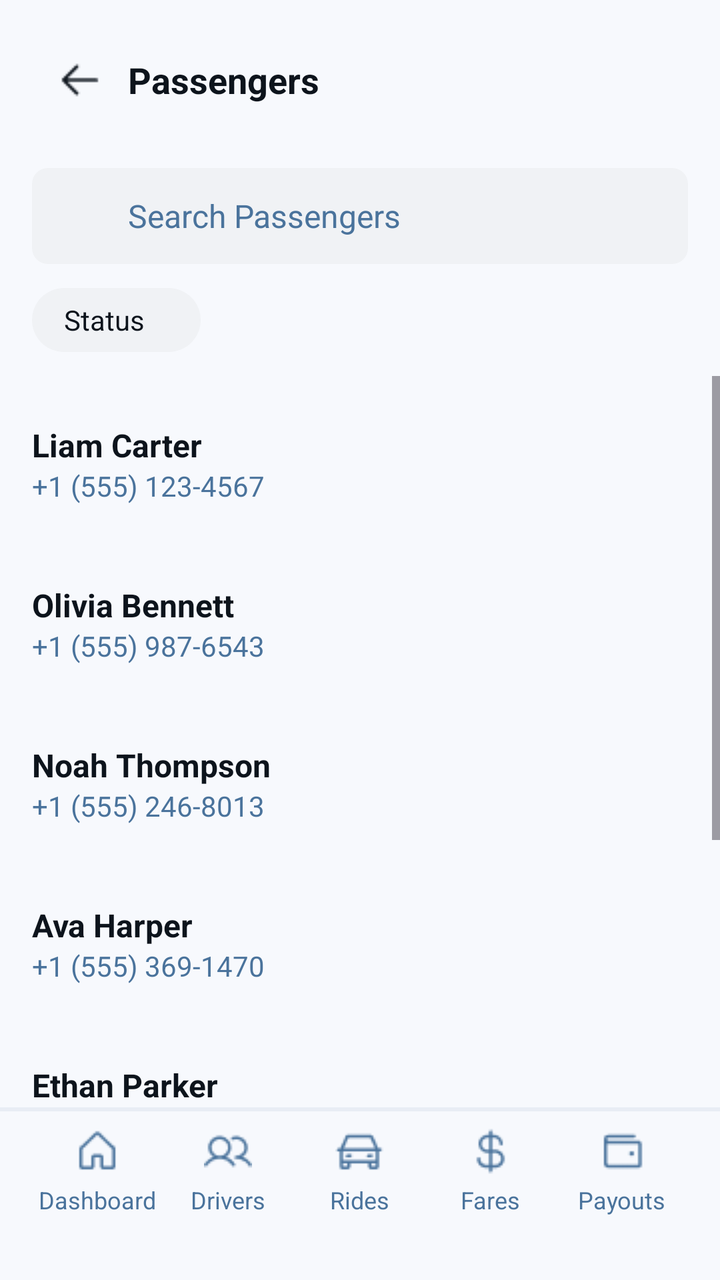
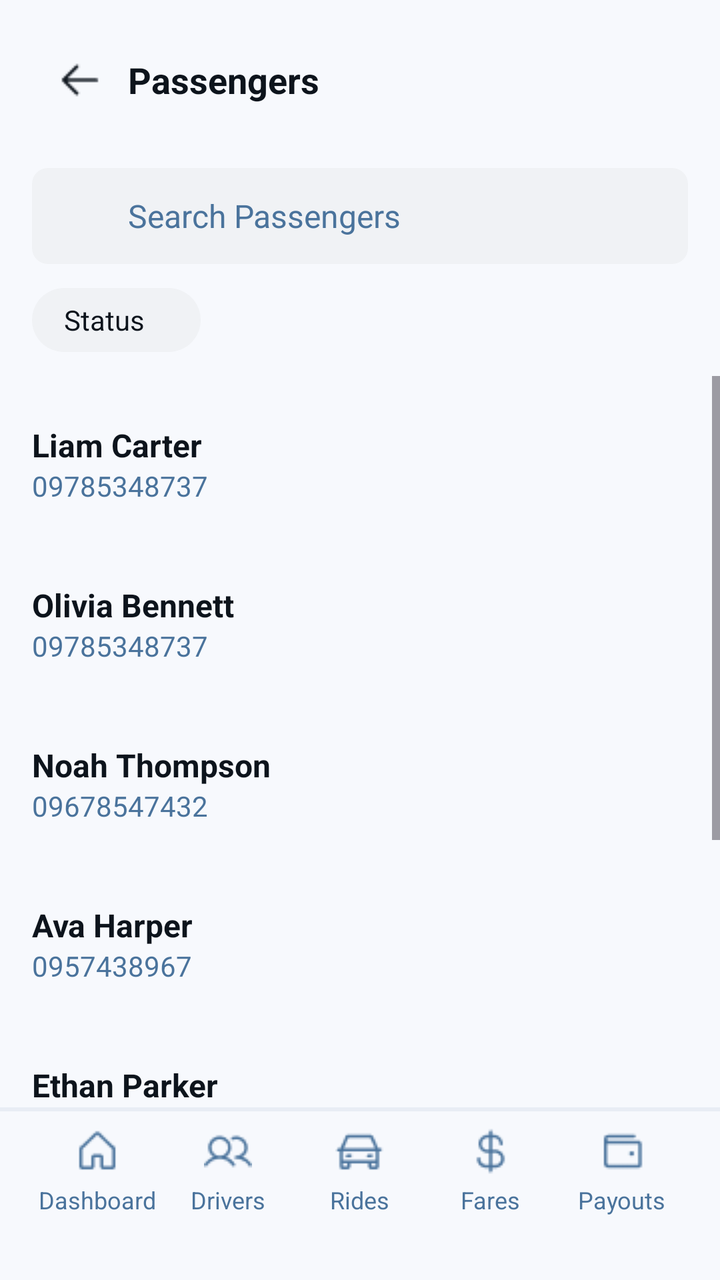

Compare the two renders of this Android layout. The source of the first and the diff that turns it into the second are given below.
<!-- AndroidManifest.xml: application theme Theme.Tricycle_app -->
<!-- res/layout/adminpassenger.xml -->
<?xml version="1.0" encoding="utf-8"?>
<LinearLayout xmlns:android="http://schemas.android.com/apk/res/android"
    android:layout_width="match_parent"
    android:layout_height="match_parent"
    android:orientation="vertical"
    android:background="#F7F9FD">

    <LinearLayout
        android:layout_width="match_parent"
        android:layout_height="wrap_content"
        android:orientation="vertical"
        android:background="#F7F9FD"
        android:paddingBottom="12dp">

        <LinearLayout
            android:layout_width="match_parent"
            android:layout_height="wrap_content"
            android:orientation="horizontal"
            android:gravity="center_vertical"
            android:paddingTop="16dp"
            android:paddingBottom="8dp"
            android:paddingStart="16dp"
            android:paddingEnd="16dp">

            <LinearLayout
                android:id="@+id/btnBack"
                android:layout_width="48dp"
                android:layout_height="48dp"
                android:gravity="center"
                android:clickable="true"
                android:focusable="true">

                <View
                    android:layout_width="24dp"
                    android:layout_height="24dp"
                    android:background="@drawable/arrow" />
            </LinearLayout>

            <TextView
                android:layout_width="wrap_content"
                android:layout_height="wrap_content"
                android:text="Passengers"
                android:textSize="18sp"
                android:textStyle="bold"
                android:textColor="#0D141C"
                android:paddingEnd="48dp"/>
        </LinearLayout>

        <LinearLayout
            android:layout_width="match_parent"
            android:layout_height="wrap_content"
            android:paddingStart="16dp"
            android:paddingEnd="16dp"
            android:paddingTop="12dp"
            android:paddingBottom="12dp">

            <LinearLayout
                android:layout_width="match_parent"
                android:layout_height="48dp"
                android:orientation="horizontal"
                android:gravity="center_vertical"
                android:background="@drawable/bg_rounded_light_grey"
                android:paddingStart="16dp">

                <View
                    android:layout_width="24dp"
                    android:layout_height="24dp"
                    android:background="@android:color/transparent"/>

                <TextView
                    android:layout_width="wrap_content"
                    android:layout_height="wrap_content"
                    android:text="Search Passengers"
                    android:textSize="16sp"
                    android:textColor="#4A739C"
                    android:layout_marginStart="8dp"/>
            </LinearLayout>
        </LinearLayout>

        <LinearLayout
            android:layout_width="match_parent"
            android:layout_height="wrap_content"
            android:paddingStart="16dp"
            android:paddingEnd="16dp">

            <LinearLayout
                android:layout_width="wrap_content"
                android:layout_height="32dp"
                android:orientation="horizontal"
                android:gravity="center_vertical"
                android:background="@drawable/bg_pill_grey"
                android:paddingStart="16dp"
                android:paddingEnd="8dp">

                <TextView
                    android:layout_width="wrap_content"
                    android:layout_height="wrap_content"
                    android:text="Status"
                    android:textSize="14sp"
                    android:textColor="#0D141C"/>

                <View
                    android:layout_width="20dp"
                    android:layout_height="match_parent"
                    android:background="@android:color/transparent"/>
            </LinearLayout>
        </LinearLayout>
    </LinearLayout>

    <ScrollView
        android:layout_width="match_parent"
        android:layout_height="0dp"
        android:layout_weight="1"
        android:fillViewport="true">

        <LinearLayout
            android:layout_width="match_parent"
            android:layout_height="wrap_content"
            android:orientation="vertical"
            android:paddingBottom="16dp">

            <LinearLayout
                android:layout_width="match_parent"
                android:layout_height="72dp"
                android:orientation="horizontal"
                android:gravity="center_vertical"
                android:background="#F7F9FD"
                android:paddingStart="16dp"
                android:paddingEnd="16dp"
                android:layout_marginTop="8dp">

                <LinearLayout
                    android:layout_width="0dp"
                    android:layout_weight="1"
                    android:layout_height="wrap_content"
                    android:orientation="vertical">
                    <TextView
                        android:layout_width="wrap_content"
                        android:layout_height="wrap_content"
                        android:text="Liam Carter"
                        android:textSize="16sp"
                        android:textStyle="bold"
                        android:textColor="#0D141C"/>
                    <TextView
                        android:layout_width="wrap_content"
                        android:layout_height="wrap_content"
                        android:text="+1 (555) 123-4567"
                        android:textSize="14sp"
                        android:textColor="#4A739C"/>
                </LinearLayout>

                <LinearLayout
                    android:layout_width="28dp"
                    android:layout_height="match_parent"
                    android:gravity="center">
                    <View
                        android:layout_width="24dp"
                        android:layout_height="24dp"
                        android:background="@android:color/transparent"/>
                </LinearLayout>
            </LinearLayout>

            <LinearLayout
                android:layout_width="match_parent"
                android:layout_height="72dp"
                android:orientation="horizontal"
                android:gravity="center_vertical"
                android:background="#F7F9FD"
                android:paddingStart="16dp"
                android:paddingEnd="16dp"
                android:layout_marginTop="8dp">

                <LinearLayout
                    android:layout_width="0dp"
                    android:layout_weight="1"
                    android:layout_height="wrap_content"
                    android:orientation="vertical">
                    <TextView
                        android:layout_width="wrap_content"
                        android:layout_height="wrap_content"
                        android:text="Olivia Bennett"
                        android:textSize="16sp"
                        android:textStyle="bold"
                        android:textColor="#0D141C"/>
                    <TextView
                        android:layout_width="wrap_content"
                        android:layout_height="wrap_content"
                        android:text="+1 (555) 987-6543"
                        android:textSize="14sp"
                        android:textColor="#4A739C"/>
                </LinearLayout>

                <LinearLayout
                    android:layout_width="28dp"
                    android:layout_height="match_parent"
                    android:gravity="center">
                    <View
                        android:layout_width="24dp"
                        android:layout_height="24dp"
                        android:background="@android:color/transparent"/>
                </LinearLayout>
            </LinearLayout>

            <LinearLayout
                android:layout_width="match_parent"
                android:layout_height="72dp"
                android:orientation="horizontal"
                android:gravity="center_vertical"
                android:background="#F7F9FD"
                android:paddingStart="16dp"
                android:paddingEnd="16dp"
                android:layout_marginTop="8dp">

                <LinearLayout
                    android:layout_width="0dp"
                    android:layout_weight="1"
                    android:layout_height="wrap_content"
                    android:orientation="vertical">
                    <TextView
                        android:layout_width="wrap_content"
                        android:layout_height="wrap_content"
                        android:text="Noah Thompson"
                        android:textSize="16sp"
                        android:textStyle="bold"
                        android:textColor="#0D141C"/>
                    <TextView
                        android:layout_width="wrap_content"
                        android:layout_height="wrap_content"
                        android:text="+1 (555) 246-8013"
                        android:textSize="14sp"
                        android:textColor="#4A739C"/>
                </LinearLayout>

                <LinearLayout
                    android:layout_width="28dp"
                    android:layout_height="match_parent"
                    android:gravity="center">
                    <View
                        android:layout_width="24dp"
                        android:layout_height="24dp"
                        android:background="@android:color/transparent"/>
                </LinearLayout>
            </LinearLayout>

            <LinearLayout
                android:layout_width="match_parent"
                android:layout_height="72dp"
                android:orientation="horizontal"
                android:gravity="center_vertical"
                android:background="#F7F9FD"
                android:paddingStart="16dp"
                android:paddingEnd="16dp"
                android:layout_marginTop="8dp">

                <LinearLayout
                    android:layout_width="0dp"
                    android:layout_weight="1"
                    android:layout_height="wrap_content"
                    android:orientation="vertical">
                    <TextView
                        android:layout_width="wrap_content"
                        android:layout_height="wrap_content"
                        android:text="Ava Harper"
                        android:textSize="16sp"
                        android:textStyle="bold"
                        android:textColor="#0D141C"/>
                    <TextView
                        android:layout_width="wrap_content"
                        android:layout_height="wrap_content"
                        android:text="+1 (555) 369-1470"
                        android:textSize="14sp"
                        android:textColor="#4A739C"/>
                </LinearLayout>

                <LinearLayout
                    android:layout_width="28dp"
                    android:layout_height="match_parent"
                    android:gravity="center">
                    <View
                        android:layout_width="24dp"
                        android:layout_height="24dp"
                        android:background="@android:color/transparent"/>
                </LinearLayout>
            </LinearLayout>

            <LinearLayout
                android:layout_width="match_parent"
                android:layout_height="72dp"
                android:orientation="horizontal"
                android:gravity="center_vertical"
                android:background="#F7F9FD"
                android:paddingStart="16dp"
                android:paddingEnd="16dp"
                android:layout_marginTop="8dp">

                <LinearLayout
                    android:layout_width="0dp"
                    android:layout_weight="1"
                    android:layout_height="wrap_content"
                    android:orientation="vertical">
                    <TextView
                        android:layout_width="wrap_content"
                        android:layout_height="wrap_content"
                        android:text="Ethan Parker"
                        android:textSize="16sp"
                        android:textStyle="bold"
                        android:textColor="#0D141C"/>
                    <TextView
                        android:layout_width="wrap_content"
                        android:layout_height="wrap_content"
                        android:text="+1 (555) 789-0123"
                        android:textSize="14sp"
                        android:textColor="#4A739C"/>
                </LinearLayout>

                <LinearLayout
                    android:layout_width="28dp"
                    android:layout_height="match_parent"
                    android:gravity="center">
                    <View
                        android:layout_width="24dp"
                        android:layout_height="24dp"
                        android:background="@android:color/transparent"/>
                </LinearLayout>
            </LinearLayout>

            <LinearLayout
                android:layout_width="match_parent"
                android:layout_height="72dp"
                android:orientation="horizontal"
                android:gravity="center_vertical"
                android:background="#F7F9FD"
                android:paddingStart="16dp"
                android:paddingEnd="16dp"
                android:layout_marginTop="8dp">

                <LinearLayout
                    android:layout_width="0dp"
                    android:layout_weight="1"
                    android:layout_height="wrap_content"
                    android:orientation="vertical">
                    <TextView
                        android:layout_width="wrap_content"
                        android:layout_height="wrap_content"
                        android:text="Sophia Mitchell"
                        android:textSize="16sp"
                        android:textStyle="bold"
                        android:textColor="#0D141C"/>
                    <TextView
                        android:layout_width="wrap_content"
                        android:layout_height="wrap_content"
                        android:text="+1 (555) 456-7890"
                        android:textSize="14sp"
                        android:textColor="#4A739C"/>
                </LinearLayout>

                <LinearLayout
                    android:layout_width="28dp"
                    android:layout_height="match_parent"
                    android:gravity="center">
                    <View
                        android:layout_width="24dp"
                        android:layout_height="24dp"
                        android:background="@android:color/transparent"/>
                </LinearLayout>
            </LinearLayout>

            <LinearLayout
                android:layout_width="match_parent"
                android:layout_height="72dp"
                android:orientation="horizontal"
                android:gravity="center_vertical"
                android:background="#F7F9FD"
                android:paddingStart="16dp"
                android:paddingEnd="16dp"
                android:layout_marginTop="8dp">

                <LinearLayout
                    android:layout_width="0dp"
                    android:layout_weight="1"
                    android:layout_height="wrap_content"
                    android:orientation="vertical">
                    <TextView
                        android:layout_width="wrap_content"
                        android:layout_height="wrap_content"
                        android:text="Jackson Reed"
                        android:textSize="16sp"
                        android:textStyle="bold"
                        android:textColor="#0D141C"/>
                    <TextView
                        android:layout_width="wrap_content"
                        android:layout_height="wrap_content"
                        android:text="+1 (555) 654-3210"
                        android:textSize="14sp"
                        android:textColor="#4A739C"/>
                </LinearLayout>

                <LinearLayout
                    android:layout_width="28dp"
                    android:layout_height="match_parent"
                    android:gravity="center">
                    <View
                        android:layout_width="24dp"
                        android:layout_height="24dp"
                        android:background="@android:color/transparent"/>
                </LinearLayout>
            </LinearLayout>

        </LinearLayout>
    </ScrollView>

    <LinearLayout
        android:layout_width="match_parent"
        android:layout_height="wrap_content"
        android:orientation="vertical">

        <View
            android:layout_width="match_parent"
            android:layout_height="1dp"
            android:background="#E8EDF5"/>

    </LinearLayout>

    <include layout="@layout/adminnavbar" />

</LinearLayout>
<!-- res/layout/adminnavbar.xml (included above) -->
<?xml version="1.0" encoding="utf-8"?>
<LinearLayout xmlns:android="http://schemas.android.com/apk/res/android"
    android:layout_width="match_parent"
    android:layout_height="wrap_content"
    android:orientation="vertical">

    <View
        android:layout_width="match_parent"
        android:layout_height="1dp"
        android:background="#E8EDF5"/>

    <LinearLayout
        android:layout_width="match_parent"
        android:layout_height="wrap_content"
        android:orientation="horizontal"
        android:background="#F7F9FD"
        android:paddingTop="8dp"
        android:paddingBottom="12dp"
        android:paddingStart="16dp"
        android:paddingEnd="16dp">

        <LinearLayout
            android:id="@+id/nav_dashboard"
            android:layout_width="0dp"
            android:layout_height="wrap_content"
            android:layout_weight="1"
            android:orientation="vertical"
            android:gravity="center"
            android:clickable="true"
            android:focusable="true">

            <View
                android:layout_width="24dp"
                android:layout_height="24dp"
                android:background="@drawable/home" />

            <TextView
                android:layout_width="wrap_content"
                android:layout_height="wrap_content"
                android:text="Dashboard"
                android:textSize="12sp"
                android:textColor="#4A739C"
                android:layout_marginTop="4dp"/>
        </LinearLayout>

        <LinearLayout
            android:id="@+id/nav_drivers"
            android:layout_width="0dp"
            android:layout_height="wrap_content"
            android:layout_weight="1"
            android:orientation="vertical"
            android:gravity="center"
            android:clickable="true"
            android:focusable="true">

            <View
                android:layout_width="24dp"
                android:layout_height="24dp"
                android:background="@drawable/users" />

            <TextView
                android:layout_width="wrap_content"
                android:layout_height="wrap_content"
                android:text="Drivers"
                android:textSize="12sp"
                android:textColor="#4A739C"
                android:layout_marginTop="4dp"/>
        </LinearLayout>

        <LinearLayout
            android:id="@+id/nav_rides"
            android:layout_width="0dp"
            android:layout_height="wrap_content"
            android:layout_weight="1"
            android:orientation="vertical"
            android:gravity="center"
            android:clickable="true"
            android:focusable="true">

            <View
                android:layout_width="24dp"
                android:layout_height="24dp"
                android:background="@drawable/ride" />

            <TextView
                android:layout_width="wrap_content"
                android:layout_height="wrap_content"
                android:text="Rides"
                android:textSize="12sp"
                android:textColor="#4A739C"
                android:layout_marginTop="4dp"/>
        </LinearLayout>

        <LinearLayout
            android:id="@+id/nav_fares"
            android:layout_width="0dp"
            android:layout_height="wrap_content"
            android:layout_weight="1"
            android:orientation="vertical"
            android:gravity="center"
            android:clickable="true"
            android:focusable="true">

            <View
                android:layout_width="24dp"
                android:layout_height="24dp"
                android:background="@drawable/money" />

            <TextView
                android:layout_width="wrap_content"
                android:layout_height="wrap_content"
                android:text="Fares"
                android:textSize="12sp"
                android:textColor="#4A739C"
                android:layout_marginTop="4dp"/>
        </LinearLayout>

        <LinearLayout
            android:id="@+id/nav_payouts"
            android:layout_width="0dp"
            android:layout_height="wrap_content"
            android:layout_weight="1"
            android:orientation="vertical"
            android:gravity="center"
            android:clickable="true"
            android:focusable="true">

            <View
                android:layout_width="24dp"
                android:layout_height="24dp"
                android:background="@drawable/payout" />

            <TextView
                android:layout_width="wrap_content"
                android:layout_height="wrap_content"
                android:text="Payouts"
                android:textSize="12sp"
                android:textColor="#4A739C"
                android:layout_marginTop="4dp"/>
        </LinearLayout>

    </LinearLayout>

    <View
        android:layout_width="match_parent"
        android:layout_height="20dp"
        android:background="#F7F9FD"/>

</LinearLayout>
<!-- resources referenced by this layout -->
<resources>
  <!-- drawable arrow: png bitmap (drawable, 284 bytes) -->
  <!-- drawable bg_pill_grey (drawable) -->
  <?xml version="1.0" encoding="utf-8"?>
  <shape xmlns:android="http://schemas.android.com/apk/res/android"
      android:shape="rectangle">
      <solid android:color="#F0F2F5" /> <corners android:radius="100dp" />
  </shape>
  <!-- drawable bg_rounded_light_grey (drawable) -->
  <?xml version="1.0" encoding="utf-8"?>
  <shape xmlns:android="http://schemas.android.com/apk/res/android"
      android:shape="rectangle">
      <solid android:color="#F0F2F5" />
      <corners android:radius="8dp" />
  </shape>
  <!-- drawable home: png bitmap (drawable, 468 bytes) -->
  <!-- drawable money: png bitmap (drawable, 640 bytes) -->
  <!-- drawable payout: png bitmap (drawable, 415 bytes) -->
  <!-- drawable ride: png bitmap (drawable, 550 bytes) -->
  <!-- drawable users: png bitmap (drawable, 770 bytes) -->
  <style name="Theme.Tricycle_app" parent="Base.Theme.Tricycle_app" />
  <style name="Base.Theme.Tricycle_app" parent="Theme.Material3.DayNight.NoActionBar">
          
          
      </style>
</resources>

<!-- the commit's change to res/layout/adminpassenger.xml (unified diff, before → after) -->
@@ -144,7 +144,7 @@
                     <TextView
                         android:layout_width="wrap_content"
                         android:layout_height="wrap_content"
-                        android:text="+1 (555) 123-4567"
+                        android:text="09785348737"
                         android:textSize="14sp"
                         android:textColor="#4A739C"/>
                 </LinearLayout>
@@ -185,7 +185,7 @@
                     <TextView
                         android:layout_width="wrap_content"
                         android:layout_height="wrap_content"
-                        android:text="+1 (555) 987-6543"
+                        android:text="09785348737"
                         android:textSize="14sp"
                         android:textColor="#4A739C"/>
                 </LinearLayout>
@@ -226,7 +226,7 @@
                     <TextView
                         android:layout_width="wrap_content"
                         android:layout_height="wrap_content"
-                        android:text="+1 (555) 246-8013"
+                        android:text="09678547432"
                         android:textSize="14sp"
                         android:textColor="#4A739C"/>
                 </LinearLayout>
@@ -267,7 +267,7 @@
                     <TextView
                         android:layout_width="wrap_content"
                         android:layout_height="wrap_content"
-                        android:text="+1 (555) 369-1470"
+                        android:text="0957438967"
                         android:textSize="14sp"
                         android:textColor="#4A739C"/>
                 </LinearLayout>
@@ -308,7 +308,7 @@
                     <TextView
                         android:layout_width="wrap_content"
                         android:layout_height="wrap_content"
-                        android:text="+1 (555) 789-0123"
+                        android:text="09473824738"
                         android:textSize="14sp"
                         android:textColor="#4A739C"/>
                 </LinearLayout>
@@ -349,7 +349,7 @@
                     <TextView
                         android:layout_width="wrap_content"
                         android:layout_height="wrap_content"
-                        android:text="+1 (555) 456-7890"
+                        android:text="09437824643"
                         android:textSize="14sp"
                         android:textColor="#4A739C"/>
                 </LinearLayout>
@@ -390,7 +390,7 @@
                     <TextView
                         android:layout_width="wrap_content"
                         android:layout_height="wrap_content"
-                        android:text="+1 (555) 654-3210"
+                        android:text="0994823094"
                         android:textSize="14sp"
                         android:textColor="#4A739C"/>
                 </LinearLayout>
